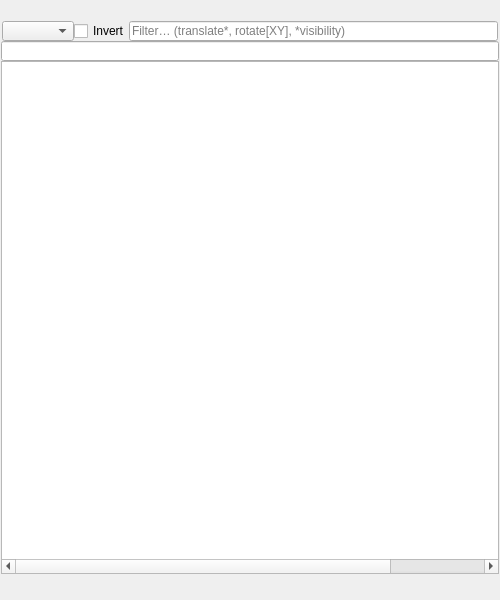
Above: mayatk/node_utils/attributes/attribute_manager/attribute_manager.ui from m3trik/mayatk before the change. Below: the same form after it.
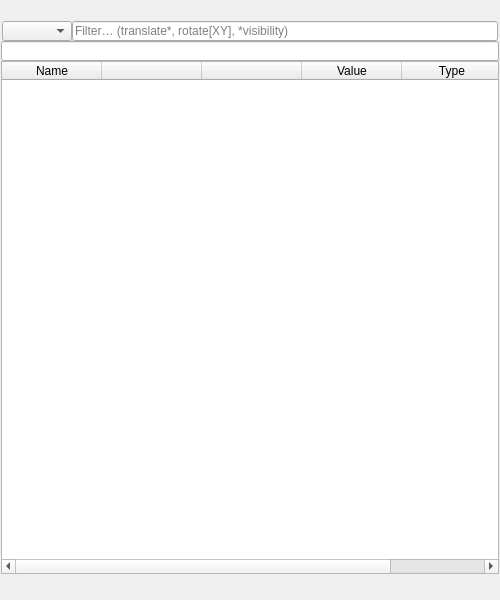
That is the form after the change. Custom widgets are drawn as their Qt base class.

What changed in the file:
```diff
--- a/mayatk/node_utils/attributes/attribute_manager/attribute_manager.ui
+++ b/mayatk/node_utils/attributes/attribute_manager/attribute_manager.ui
@@ -73,13 +73,13 @@
        <widget class="QComboBox" name="cmb000">
         <property name="minimumSize">
          <size>
-          <width>0</width>
+          <width>70</width>
           <height>20</height>
          </size>
         </property>
         <property name="maximumSize">
          <size>
-          <width>16777215</width>
+          <width>70</width>
           <height>20</height>
          </size>
         </property>
@@ -88,28 +88,6 @@
         </property>
        </widget>
       </item>
-      <item>
-       <widget class="QCheckBox" name="chk000">
-        <property name="minimumSize">
-         <size>
-          <width>0</width>
-          <height>20</height>
-         </size>
-        </property>
-        <property name="maximumSize">
-         <size>
-          <width>55</width>
-          <height>20</height>
-         </size>
-        </property>
-        <property name="toolTip">
-         <string>Invert the active filter to show the opposite set of attributes</string>
-        </property>
-        <property name="text">
-         <string>Invert</string>
-        </property>
-       </widget>
-      </item>
       <item>
        <widget class="LineEdit" name="txt000">
         <property name="minimumSize">
@@ -172,7 +150,7 @@
        <enum>QAbstractItemView::SelectRows</enum>
       </property>
       <attribute name="horizontalHeaderVisible">
-       <bool>false</bool>
+       <bool>true</bool>
       </attribute>
       <column>
        <property name="text">
@@ -235,6 +213,11 @@
    <extends>QTableWidget</extends>
    <header>uitk.widgets.table_widget</header>
   </customwidget>
+  <customwidget>
+   <class>ComboBox</class>
+   <extends>QComboBox</extends>
+   <header>uitk.widgets.comboBox.ComboBox.h</header>
+  </customwidget>
  </customwidgets>
  <resources/>
  <connections/>
```
Left out of the diff: 2 changed lines with no effect on the pictures.
